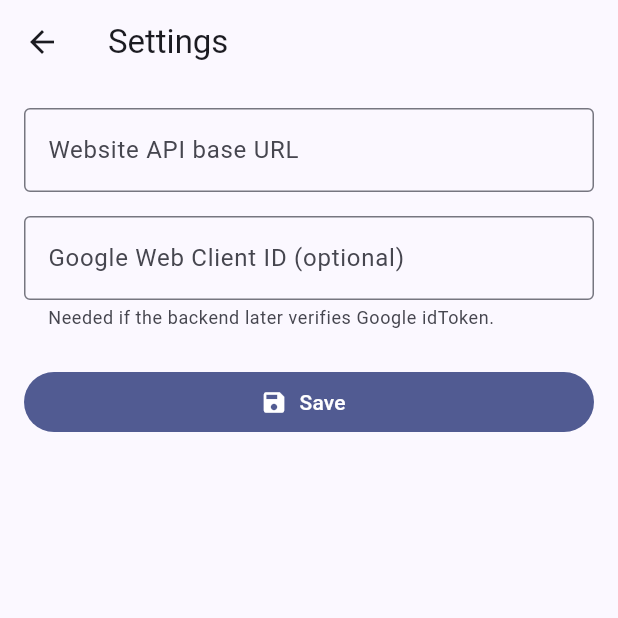
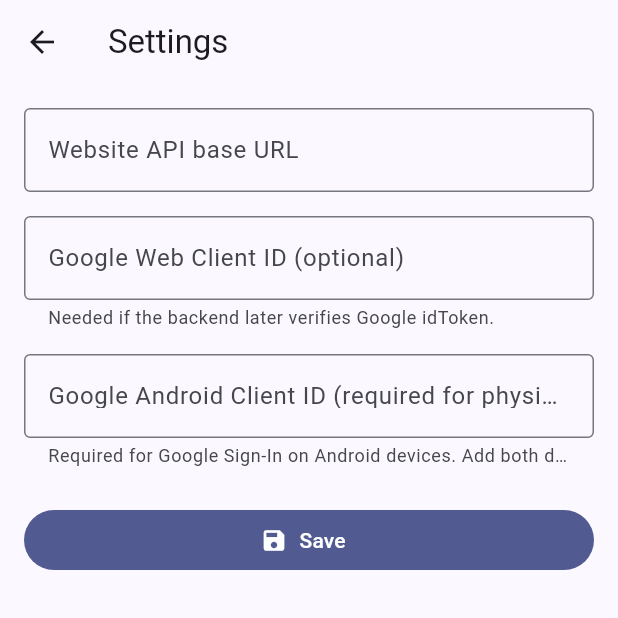
Before and after one commit to spidgorny/mobile_photo_sync, a Flutter app: the screen it shows after launch, after a tap on "Google", on a phone screen of 412 x 824 dp, the top half of it. Run offline on Flutter 3.47's test engine with Material 3 defaults, Android fonts, the phone set to English and light mode, and no system bars; our stand-ins replace dio, flutter_local_notifications, flutter_secure_storage, google_sign_in, shared_preferences; missing offline and left inert: photo_manager, workmanager.

Commit message:
Add Android client ID configuration for Google Sign-In
- Add Google Android Client ID to settings service
- Update auth service to use Android client ID for Google Sign-In
- Add Android client ID input field to settings screen
- Fallback to web client ID if Android client ID not configured
- Allows configuring both debug and release SHA-1 fingerprints in Google Cloud Console

```diff
--- a/lib/screens/settings_screen.dart
+++ b/lib/screens/settings_screen.dart
@@ -12,7 +12,8 @@ class SettingsScreen extends StatefulWidget {
 
 class _SettingsScreenState extends State<SettingsScreen> {
   final _apiController = TextEditingController();
-  final _clientIdController = TextEditingController();
+  final _webClientIdController = TextEditingController();
+  final _androidClientIdController = TextEditingController();
   bool _loading = true;
 
   @override
@@ -23,13 +24,15 @@ class _SettingsScreenState extends State<SettingsScreen> {
 
   Future<void> _load() async {
     _apiController.text = await widget.settings.apiBaseUrl ?? '';
-    _clientIdController.text = await widget.settings.googleWebClientId ?? '';
+    _webClientIdController.text = await widget.settings.googleWebClientId ?? '';
+    _androidClientIdController.text = await widget.settings.googleAndroidClientId ?? '';
     setState(() => _loading = false);
   }
 
   Future<void> _save() async {
     await widget.settings.setApiBaseUrl(_apiController.text);
-    await widget.settings.setGoogleWebClientId(_clientIdController.text);
+    await widget.settings.setGoogleWebClientId(_webClientIdController.text);
+    await widget.settings.setGoogleAndroidClientId(_androidClientIdController.text);
     if (mounted) {
       ScaffoldMessenger.of(context).showSnackBar(const SnackBar(content: Text('Settings saved')));
       Navigator.pop(context);
@@ -56,10 +59,19 @@ class _SettingsScreenState extends State<SettingsScreen> {
                 ),
                 const SizedBox(height: 16),
                 TextField(
-                  controller: _clientIdController,
+                  controller: _webClientIdController,
                   decoration: const InputDecoration(
                     labelText: 'Google Web Client ID (optional)',
                     helperText: 'Needed if the backend later verifies Google idToken.',
+                    border: OutlineInputBorder(),
+                  ),
+                ),
+                const SizedBox(height: 16),
+                TextField(
+                  controller: _androidClientIdController,
+                  decoration: const InputDecoration(
+                    labelText: 'Google Android Client ID (required for physical devices)',
+                    helperText: 'Required for Google Sign-In on Android devices. Add both debug and release SHA-1 fingerprints to this client ID in Google Cloud Console.',
                     border: OutlineInputBorder(),
                   ),
                 ),
--- a/lib/services/auth_service.dart
+++ b/lib/services/auth_service.dart
@@ -38,11 +38,12 @@ class AuthService {
       }
 
       final webClientId = await _settings.googleWebClientId;
-      debugPrint('Google Sign-In: Starting with webClientId: ${webClientId ?? "null"}');
+      final androidClientId = await _settings.googleAndroidClientId;
+      debugPrint('Google Sign-In: Starting with webClientId: ${webClientId ?? "null"}, androidClientId: ${androidClientId ?? "null"}');
 
       final googleSignIn = GoogleSignIn(
         scopes: const ['email', 'profile'],
-        serverClientId: webClientId,
+        serverClientId: androidClientId ?? webClientId,
       );
 
       final account = await googleSignIn.signIn();
--- a/lib/services/settings_service.dart
+++ b/lib/services/settings_service.dart
@@ -4,9 +4,11 @@ class SettingsService {
   static const _storage = FlutterSecureStorage();
   static const _apiBaseUrlKey = 'api_base_url';
   static const _googleWebClientIdKey = 'google_web_client_id';
+  static const _googleAndroidClientIdKey = 'google_android_client_id';
 
   static const defaultApiBaseUrl = String.fromEnvironment('API_BASE_URL');
   static const defaultGoogleWebClientId = String.fromEnvironment('GOOGLE_WEB_CLIENT_ID');
+  static const defaultGoogleAndroidClientId = String.fromEnvironment('GOOGLE_CLIENT_ID_ANDROID');
 
   Future<String?> get apiBaseUrl async {
     final stored = await _storage.read(key: _apiBaseUrlKey);
@@ -29,4 +31,15 @@ class SettingsService {
   Future<void> setGoogleWebClientId(String value) async {
     await _storage.write(key: _googleWebClientIdKey, value: value.trim());
   }
+
+  Future<String?> get googleAndroidClientId async {
+    final stored = await _storage.read(key: _googleAndroidClientIdKey);
+    if (stored != null && stored.trim().isNotEmpty) return stored.trim();
+    if (defaultGoogleAndroidClientId.trim().isNotEmpty) return defaultGoogleAndroidClientId.trim();
+    return null;
+  }
+
+  Future<void> setGoogleAndroidClientId(String value) async {
+    await _storage.write(key: _googleAndroidClientIdKey, value: value.trim());
+  }
 }
```
Also changed, not shown: pubspec.lock, 4 other files.
